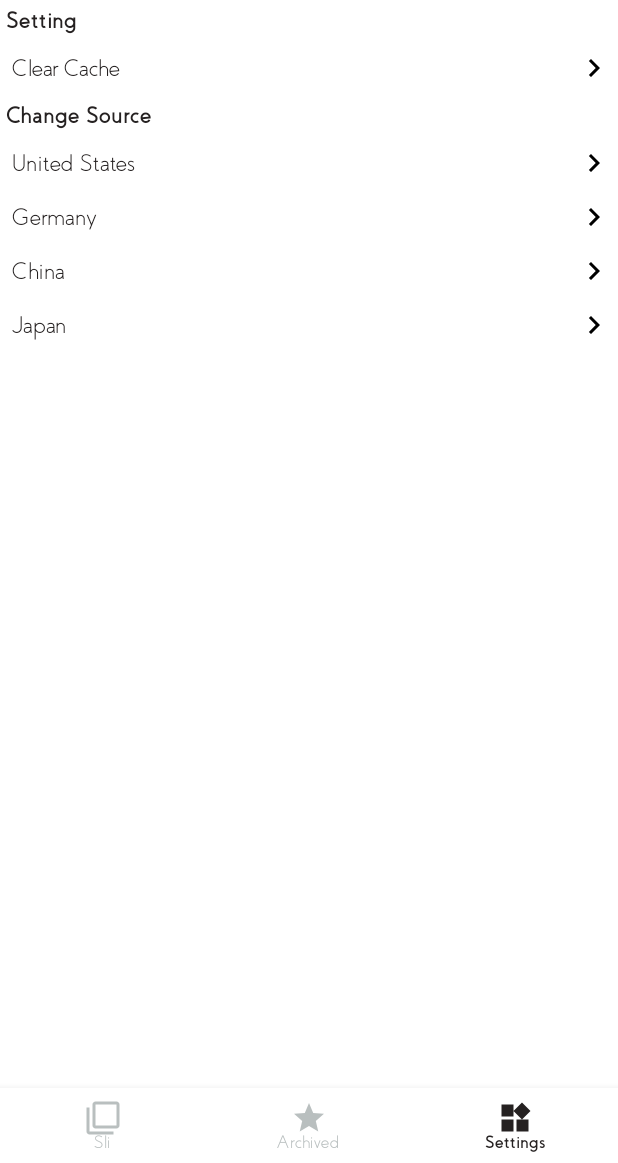
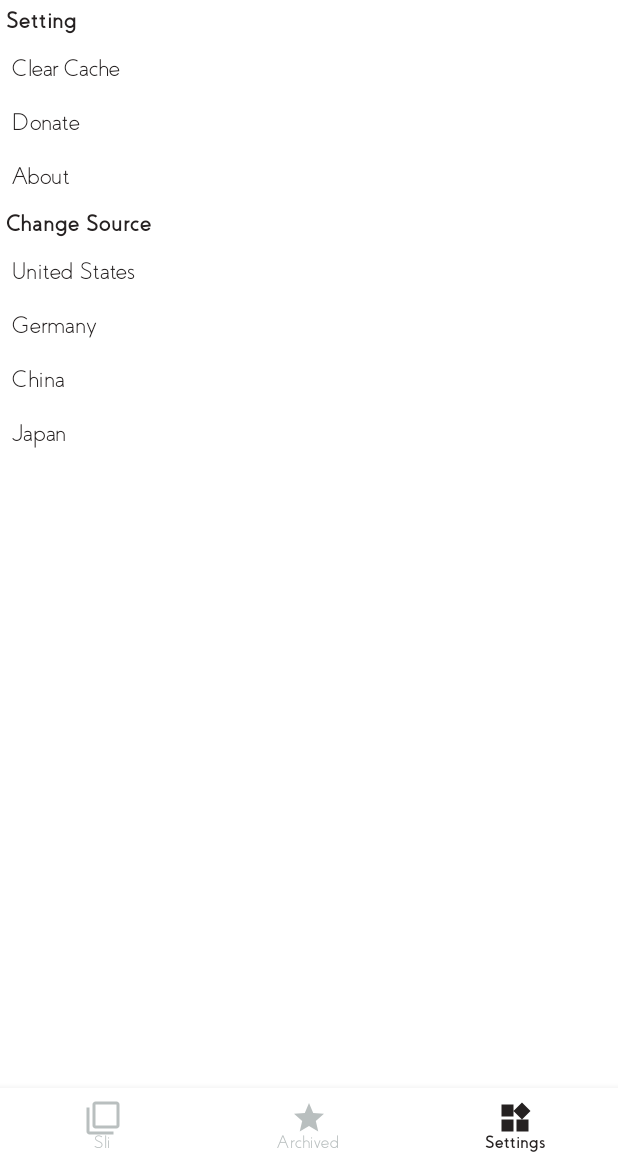
Before and after one commit to YubaiTao/Newsli, an Android app: the screen it shows after launch (MainActivity), item 3 of the bottom bar chosen, on a phone screen of 412 x 824 dp, the part 73-1236 px from its top. Run offline under Robolectric (Android 15) with nearby library versions, the phone set to English and light mode, and no system bars; our stand-ins replace EventBus, Room's generated code, RxJava; libraries missing offline, so code that uses them is left out: com.facebook.stetho, com.mindorks.placeholderview; network calls fail; 3 statements that could not run were skipped.

Commit message:
* Update.

```diff
--- a/app/src/main/java/com/yubaitao/newsli/profile/ProfileFragment.java
+++ b/app/src/main/java/com/yubaitao/newsli/profile/ProfileFragment.java
@@ -11,8 +11,12 @@ import android.view.ViewGroup;
 import android.widget.Toast;
 
 import com.yubaitao.newsli.R;
+import com.yubaitao.newsli.WebViewActivity;
 import com.yubaitao.newsli.common.ViewModelAdapter;
 import com.yubaitao.newsli.mvp.MVPFragment;
+import com.yubaitao.newsli.profile.setting.SettingAboutFragment;
+import com.yubaitao.newsli.profile.setting.SettingDonateFragment;
+import com.yubaitao.newsli.save.detail.SavedNewsDetailedFragment;
 import com.yubaitao.newsli.save.detail.TitleViewModel;
 
 
@@ -52,6 +56,12 @@ public class ProfileFragment extends MVPFragment<ProfileContract.Presenter> impl
         viewModelAdapter.addViewModel(new RowTextViewModel(getString(R.string.clear_cache),
                 presenter.getCacheClearListener()));
 
+        viewModelAdapter.addViewModel(new RowTextViewModel(getString(R.string.donate),
+                getDonateFragmentListener()));
+
+        viewModelAdapter.addViewModel(new RowTextViewModel(getString(R.string.about),
+                getAboutFragmentListener()));
+
         viewModelAdapter.addViewModel(new TitleViewModel(getString(R.string.change_source),
                 R.layout.setting_title_layout));
 
@@ -74,5 +84,22 @@ public class ProfileFragment extends MVPFragment<ProfileContract.Presenter> impl
         Toast.makeText(getContext(), "Cache has been cleared", Toast.LENGTH_SHORT).show();
     }
 
+    private View.OnClickListener getDonateFragmentListener() {
+        return new View.OnClickListener() {
+            @Override
+            public void onClick(View view) {
+                nsFragmentManager.doFragmentTransaction(SettingDonateFragment.newInstance());
+            }
+;        };
+    }
+
+    private View.OnClickListener getAboutFragmentListener() {
+        return new View.OnClickListener() {
+            @Override
+            public void onClick(View view) {
+                nsFragmentManager.doFragmentTransaction(SettingAboutFragment.newInstance());
+            }
+        };
+    }
 
 }
--- a/app/src/main/java/com/yubaitao/newsli/save/detail/SavedNewsDetailedFragment.java
+++ b/app/src/main/java/com/yubaitao/newsli/save/detail/SavedNewsDetailedFragment.java
@@ -57,6 +57,12 @@ public class SavedNewsDetailedFragment extends NSBasicFragment {
     private void loadNews(News news) {
         List<BaseViewModel> viewModels = new LinkedList<>();
 
+        // Test usage
+        // TODO: Remove this in beta
+        if (news == null) {
+            return;
+        }
+
         if (!Util.isStringEmpty(news.title)) {
             viewModels.add(new TitleViewModel(news.title, R.layout.title_layout));
         }
--- a/app/src/main/res/layout/fragment_saved_news.xml
+++ b/app/src/main/res/layout/fragment_saved_news.xml
@@ -16,5 +16,6 @@
         android:text="No Saved News"
         android:fontFamily="@font/coves_bold"
         android:layout_centerInParent="true"
-        android:id="@+id/empty_state" android:textColor="@color/gray"/>
+        android:id="@+id/empty_state"
+        android:textColor="@color/gray"/>
 </RelativeLayout>
--- a/app/src/main/res/layout/setting_row_text_layout.xml
+++ b/app/src/main/res/layout/setting_row_text_layout.xml
@@ -3,7 +3,8 @@
     android:layout_width="match_parent"
     android:layout_height="wrap_content"
     xmlns:app="http://schemas.android.com/apk/res-auto"
-    android:foreground="?android:attr/selectableItemBackgroundBorderless"
+    android:background="?android:attr/selectableItemBackground"
+    android:clickable="true"
     android:focusable="true"
     android:orientation="horizontal"
     android:padding="4dp"
@@ -16,15 +17,18 @@
         android:padding="@dimen/four_dp"
         android:textSize="16sp"
         android:fontFamily="@font/coves_light"
+        android:foreground="?android:attr/selectableItemBackgroundBorderless"
+        android:clickable="true"
+        android:focusable="true"
         />
 
-    <ImageView
-        android:layout_width="24dp"
-        android:layout_height="24dp"
-        android:layout_alignParentEnd="true"
-        android:layout_centerVertical="true"
-        app:srcCompat="@drawable/ic_navigate_next_black_24dp"
-        />
+    <!--<ImageView-->
+        <!--android:layout_width="24dp"-->
+        <!--android:layout_height="24dp"-->
+        <!--android:layout_alignParentEnd="true"-->
+        <!--android:layout_centerVertical="true"-->
+        <!--app:srcCompat="@drawable/ic_navigate_next_black_24dp"-->
+        <!--/>-->
 
 
 </RelativeLayout>
--- a/app/src/main/res/layout/sli_news_swipe_in_msg_view.xml
+++ b/app/src/main/res/layout/sli_news_swipe_in_msg_view.xml
@@ -15,6 +15,6 @@
         android:layout_height="60dp"
         android:layout_marginTop="20dp"
         android:layout_marginStart="40dp"
-        android:background="@drawable/star"
+        android:background="@drawable/star_red"
         />
 </LinearLayout>
```
Also changed, not shown: app/src/main/java/com/yubaitao/newsli/profile/setting/SettingAboutFragment.java (added, +34 -0 lines), app/src/main/java/com/yubaitao/newsli/profile/setting/SettingDonateFragment.java (added, +35 -0 lines), app/src/main/res/layout/fragment_setting_about.xml (added, +63 -0 lines), app/src/main/res/layout/fragment_setting_donate.xml (added, +18 -0 lines), app/src/main/res/drawable/qr_code.png (added), app/src/main/res/drawable/star_red.png (added).
